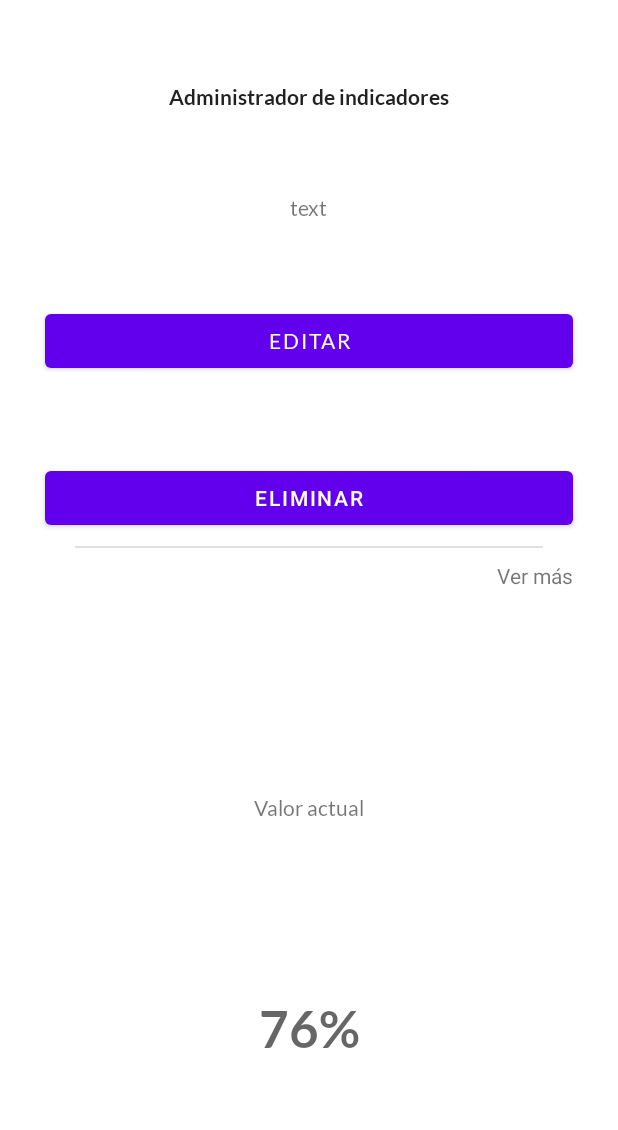
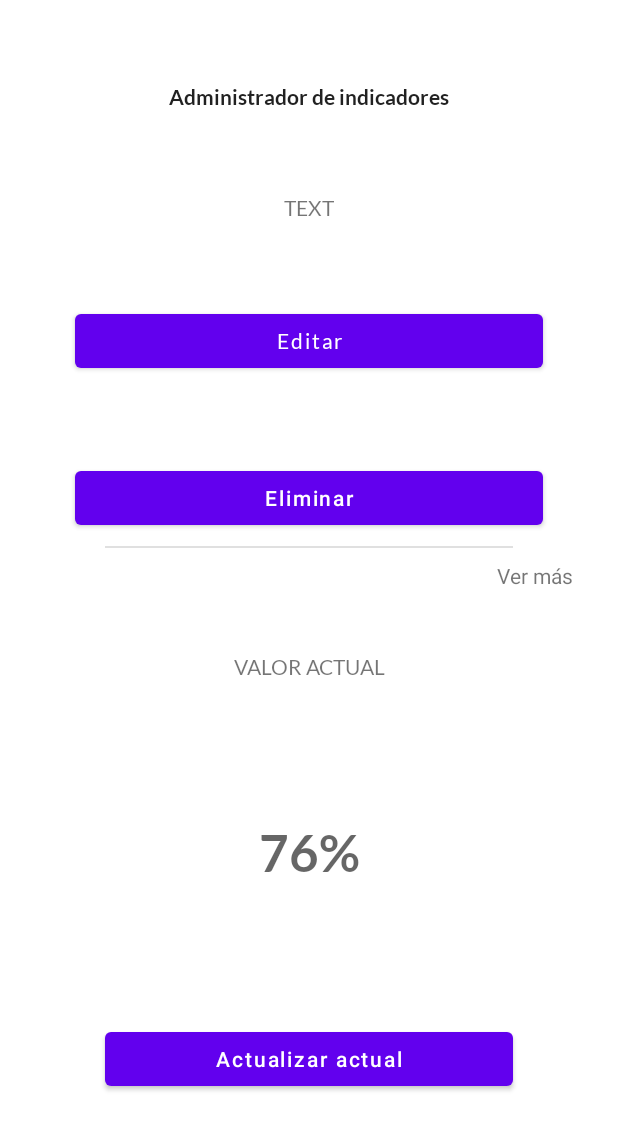
Before and after one commit to emi-carlucci/visualizAR, an Android app: the layout fragment_acciones.xml on its own in the app's theme, with its tools: preview values and no code run, on a phone screen of 412 x 824 dp. Shown: the top 1130 px of the screen. Run offline under Robolectric (Android 15) with nearby library versions, the phone set to English and light mode, and no system bars.

Commit message:
layout armado

```diff
--- a/app/src/main/java/com/example/visualizar/fragment_acciones.kt
+++ b/app/src/main/java/com/example/visualizar/fragment_acciones.kt
@@ -5,6 +5,7 @@ import androidx.fragment.app.Fragment
 import android.view.LayoutInflater
 import android.view.View
 import android.view.ViewGroup
+import android.widget.Button
 
 // TODO: Rename parameter arguments, choose names that match
 // the fragment initialization parameters, e.g. ARG_ITEM_NUMBER
@@ -18,6 +19,12 @@ private const val ARG_PARAM2 = "param2"
  */
 class fragment_acciones : Fragment() {
     // TODO: Rename and change types of parameters
+    lateinit var v : View
+    lateinit var btnEdit : Button
+    lateinit var btnDelete : Button
+    lateinit var btnUpdate : Button
+
+
     private var param1: String? = null
     private var param2: String? = null
 
@@ -27,6 +34,8 @@ class fragment_acciones : Fragment() {
             param1 = it.getString(ARG_PARAM1)
             param2 = it.getString(ARG_PARAM2)
         }
+
+
     }
 
     override fun onCreateView(
@@ -34,7 +43,11 @@ class fragment_acciones : Fragment() {
         savedInstanceState: Bundle?
     ): View? {
         // Inflate the layout for this fragment
-        return inflater.inflate(R.layout.fragment_acciones, container, false)
+        v = inflater.inflate(R.layout.indicador_alta, container, false)
+        btnEdit = v.findViewById(R.id.buttonEditIndicator)
+        btnDelete = v.findViewById(R.id.buttonDeleteIndicator)
+        btnUpdate = v.findViewById(R.id.buttonUpdateValue)
+        return v
     }
 
     companion object {
--- a/app/src/main/res/layout/fragment_acciones.xml
+++ b/app/src/main/res/layout/fragment_acciones.xml
@@ -9,16 +9,35 @@
 
     <!-- TODO: Update blank fragment layout -->
 
+    <Button
+        android:id="@+id/buttonUpdateValue"
+        android:layout_width="0dp"
+        android:layout_height="48dp"
+        android:layout_marginStart="70dp"
+        android:layout_marginLeft="70dp"
+        android:layout_marginEnd="70dp"
+        android:layout_marginRight="70dp"
+        android:text="@string/indicators_admin_btn_update_value"
+        android:textAllCaps="false"
+        app:layout_constraintBottom_toBottomOf="parent"
+        app:layout_constraintEnd_toEndOf="parent"
+        app:layout_constraintStart_toStartOf="parent"
+        app:layout_constraintTop_toBottomOf="@+id/textViewIndicatorValue" />
+
     <TextView
         android:id="@+id/textViewActualValueTitle"
         android:layout_width="wrap_content"
         android:layout_height="wrap_content"
+        android:layout_marginTop="24dp"
         android:fontFamily="@font/lato"
         android:text="@string/indicators_admin_actual_value"
-        app:layout_constraintBottom_toTopOf="@+id/textViewIndicatorValue"
+        android:textAllCaps="true"
+        app:layout_constraintBottom_toTopOf="@id/buttonUpdateValue"
         app:layout_constraintEnd_toEndOf="parent"
+        app:layout_constraintHorizontal_bias="0.5"
         app:layout_constraintStart_toStartOf="parent"
-        app:layout_constraintTop_toTopOf="@+id/guideline6" />
+        app:layout_constraintTop_toTopOf="@+id/guideline6"
+        app:layout_constraintVertical_bias="0.0" />
 
     <TextView
         android:id="@+id/textViewTitle"
@@ -38,6 +57,7 @@
         android:layout_height="wrap_content"
         android:fontFamily="@font/lato"
         android:text="text"
+        android:textAllCaps="true"
         app:layout_constraintBottom_toTopOf="@+id/buttonEditIndicator"
         app:layout_constraintEnd_toEndOf="parent"
         app:layout_constraintStart_toStartOf="parent"
@@ -47,12 +67,13 @@
         android:id="@+id/buttonEditIndicator"
         android:layout_width="0dp"
         android:layout_height="wrap_content"
-        android:layout_marginStart="30dp"
-        android:layout_marginLeft="30dp"
-        android:layout_marginEnd="30dp"
-        android:layout_marginRight="30dp"
+        android:layout_marginStart="50dp"
+        android:layout_marginLeft="50dp"
+        android:layout_marginEnd="50dp"
+        android:layout_marginRight="50dp"
         android:fontFamily="@font/lato"
         android:text="@string/indicators_admin_btn_edit"
+        android:textAllCaps="false"
         app:layout_constraintBottom_toTopOf="@+id/buttonDeleteIndicator"
         app:layout_constraintEnd_toEndOf="parent"
         app:layout_constraintStart_toStartOf="parent"
@@ -62,11 +83,12 @@
         android:id="@+id/buttonDeleteIndicator"
         android:layout_width="0dp"
         android:layout_height="wrap_content"
-        android:layout_marginStart="30dp"
-        android:layout_marginLeft="30dp"
-        android:layout_marginEnd="30dp"
-        android:layout_marginRight="30dp"
+        android:layout_marginStart="50dp"
+        android:layout_marginLeft="50dp"
+        android:layout_marginEnd="50dp"
+        android:layout_marginRight="50dp"
         android:text="@string/indicators_admin_btn_delete"
+        android:textAllCaps="false"
         app:layout_constraintBottom_toTopOf="@+id/guideline6"
         app:layout_constraintEnd_toEndOf="parent"
         app:layout_constraintHorizontal_bias="0.509"
@@ -78,7 +100,7 @@
         android:layout_width="wrap_content"
         android:layout_height="wrap_content"
         android:orientation="horizontal"
-        app:layout_constraintGuide_begin="0"
+        app:layout_constraintGuide_begin="386dp"
         app:layout_constraintGuide_percent="0.5" />
 
     <TextView
@@ -98,10 +120,10 @@
         android:id="@+id/divider"
         android:layout_width="0dp"
         android:layout_height="1dp"
-        android:layout_marginStart="50dp"
-        android:layout_marginLeft="50dp"
-        android:layout_marginEnd="50dp"
-        android:layout_marginRight="50dp"
+        android:layout_marginStart="70dp"
+        android:layout_marginLeft="70dp"
+        android:layout_marginEnd="70dp"
+        android:layout_marginRight="70dp"
         android:background="?android:attr/listDivider"
         app:layout_constraintBottom_toTopOf="@+id/textViewViewMore"
         app:layout_constraintEnd_toEndOf="parent"
@@ -114,10 +136,59 @@
         android:layout_height="wrap_content"
         android:fontFamily="@font/lato_bold"
         android:text="76%"
+        android:textAllCaps="true"
         android:textAppearance="@style/TextAppearance.AppCompat.Display1"
-        app:layout_constraintBottom_toBottomOf="parent"
+        app:layout_constraintBottom_toTopOf="@+id/buttonUpdateValue"
         app:layout_constraintEnd_toEndOf="parent"
         app:layout_constraintStart_toStartOf="parent"
         app:layout_constraintTop_toBottomOf="@+id/textViewActualValueTitle" />
 
+    <androidx.constraintlayout.widget.Guideline
+        android:id="@+id/guideline2"
+        android:layout_width="0dp"
+        android:layout_height="wrap_content"
+        android:orientation="vertical"
+        app:layout_constraintGuide_begin="70" />
+
+    <androidx.constraintlayout.widget.Guideline
+        android:id="@+id/guideline3"
+        android:layout_width="0dp"
+        android:layout_height="wrap_content"
+        android:orientation="vertical"
+        app:layout_constraintGuide_begin="120dp" />
+
+    <ImageView
+        android:id="@+id/imageView"
+        android:layout_width="wrap_content"
+        android:layout_height="wrap_content"
+        android:src="@android:drawable/ic_dialog_info"
+        android:tint="#3F51B5"
+        app:layout_constraintBottom_toBottomOf="@+id/textView2"
+        app:layout_constraintEnd_toEndOf="parent"
+        app:layout_constraintHorizontal_bias="0.0"
+        app:layout_constraintStart_toStartOf="@+id/guideline2"
+        app:layout_constraintTop_toTopOf="@+id/textView" />
+
+    <TextView
+        android:id="@+id/textView"
+        android:layout_width="wrap_content"
+        android:layout_height="wrap_content"
+        android:text="@string/indicators_admin_last_update"
+        app:layout_constraintBottom_toBottomOf="parent"
+        app:layout_constraintEnd_toEndOf="parent"
+        app:layout_constraintHorizontal_bias="0.1"
+        app:layout_constraintStart_toEndOf="@+id/imageView"
+        app:layout_constraintTop_toBottomOf="@+id/buttonUpdateValue" />
+
+    <TextView
+        android:id="@+id/textView2"
+        android:layout_width="wrap_content"
+        android:layout_height="wrap_content"
+        android:text="una fecha"
+        app:layout_constraintBottom_toBottomOf="parent"
+        app:layout_constraintEnd_toEndOf="parent"
+        app:layout_constraintHorizontal_bias="0.0"
+        app:layout_constraintStart_toEndOf="@+id/textView"
+        app:layout_constraintTop_toBottomOf="@+id/buttonUpdateValue" />
+
 </androidx.constraintlayout.widget.ConstraintLayout>
--- a/app/src/main/res/values/strings.xml
+++ b/app/src/main/res/values/strings.xml
@@ -17,6 +17,10 @@
     <string name="indicators_admin_btn_delete">Eliminar</string>
     <string name="indicators_admin_view_more">Ver más</string>
     <string name="indicators_admin_actual_value">Valor actual</string>
+    <string name="indicators_admin_btn_update_value">Actualizar actual</string>
+    <string name="indicators_admin_last_update">Última actualización:</string>
+
+
 
 
 
```
